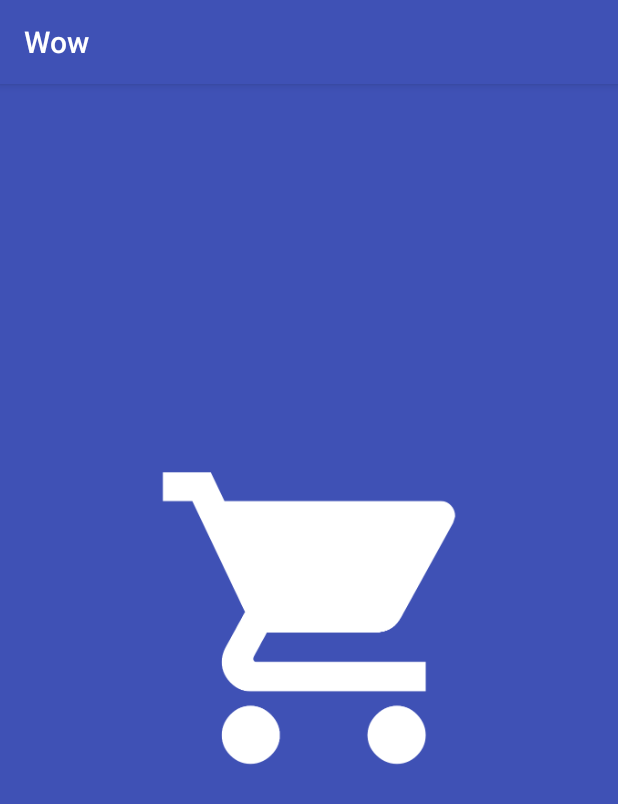
After one commit to vasiledoe/products, an Android app: the SplashActivity screen opened directly, with no data from a screen before it, on a phone screen of 412 x 824 dp. The commit adds this screen. Shown: the top 804 px of the screen. Run offline under Robolectric (Android 15) with nearby library versions, the phone set to English and light mode, and no system bars; 1 statement that could not run was skipped.

Commit message:
- add Splash screen;

```diff
--- a/app/src/main/AndroidManifest.xml
+++ b/app/src/main/AndroidManifest.xml
@@ -12,16 +12,21 @@
         android:theme="@style/AppTheme"
         tools:ignore="AllowBackup,GoogleAppIndexingWarning">
 
+
         <activity
-            android:name=".MainActivity"
+            android:name="com.racovita.wow.features.splash.view.SplashActivity"
             android:label="@string/app_name"
-            android:theme="@style/AppTheme.NoActionBar">
+            android:theme="@style/SplashTheme">
             <intent-filter>
                 <action android:name="android.intent.action.MAIN" />
                 <category android:name="android.intent.category.LAUNCHER" />
             </intent-filter>
         </activity>
 
+        <activity
+            android:name="com.racovita.wow.MainActivity"
+            android:theme="@style/AppTheme.NoActionBar" />
+
     </application>
 
 </manifest>
--- /dev/null
+++ b/app/src/main/java/com/racovita/wow/features/base/view/BaseActivity.kt
@@ -0,0 +1,11 @@
+package com.racovita.wow.features.base.view
+
+import android.annotation.SuppressLint
+import androidx.appcompat.app.AppCompatActivity
+
+
+/**
+ * Common functional for all Activities
+ */
+@SuppressLint("Registered")
+open class BaseActivity : AppCompatActivity()
--- /dev/null
+++ b/app/src/main/java/com/racovita/wow/features/splash/view/SplashActivity.kt
@@ -0,0 +1,31 @@
+package com.racovita.wow.features.splash.view
+
+import android.content.Intent
+import android.os.Bundle
+import com.racovita.wow.MainActivity
+import com.racovita.wow.features.base.view.BaseActivity
+
+/**
+ * Simple splash screen background & icon is shown from <style>. Don't use any XML layout
+ * because it will take some time to render and user could see white screen for the first
+ * run, especially on low memory devices or when app is opened for the first time
+ * or was not opened for a long time.
+ */
+class SplashActivity : BaseActivity() {
+
+    override fun onCreate(savedInstanceState: Bundle?) {
+        super.onCreate(savedInstanceState)
+
+        goToNextActivity()
+    }
+
+    /**
+     * Go to home screen and terminate this activity, so when user will press back button
+     * from [MainActivity], this <SplashActivity> will not be shown because is not in
+     * back stack anymore
+     */
+    private fun goToNextActivity() {
+        startActivity(Intent(this, MainActivity::class.java))
+        finish()
+    }
+}
--- /dev/null
+++ b/app/src/main/res/drawable/bg_splash_screen.xml
@@ -0,0 +1,14 @@
+<?xml version="1.0" encoding="utf-8"?>
+<layer-list xmlns:android="http://schemas.android.com/apk/res/android">
+
+    <item android:drawable="@color/primary" />
+
+    <item>
+        <bitmap
+            android:gravity="center"
+            android:scaleWidth="20%"
+            android:scaleHeight="20%"
+            android:src="@drawable/ic_splash" />
+    </item>
+
+</layer-list>
--- a/app/src/main/res/values/styles.xml
+++ b/app/src/main/res/values/styles.xml
@@ -5,6 +5,11 @@
         <item name="colorPrimary">@color/primary</item>
         <item name="colorPrimaryDark">@color/primary_dark</item>
         <item name="colorAccent">@color/accent</item>
+    </style>
+
+    <style name="SplashTheme" parent="AppTheme">
+        <item name="android:windowAnimationStyle">@null</item>
+        <item name="android:windowBackground">@drawable/bg_splash_screen</item>
     </style>
 
     <style name="AppTheme.NoActionBar">
```
Also changed, not shown: app/src/main/res/drawable-hdpi/ic_splash.png (added), app/src/main/res/drawable-mdpi/ic_splash.png (added), app/src/main/res/drawable-xhdpi/ic_splash.png (added), app/src/main/res/drawable-xxhdpi/ic_splash.png (added), app/src/main/res/drawable-xxxhdpi/ic_splash.png (added).
